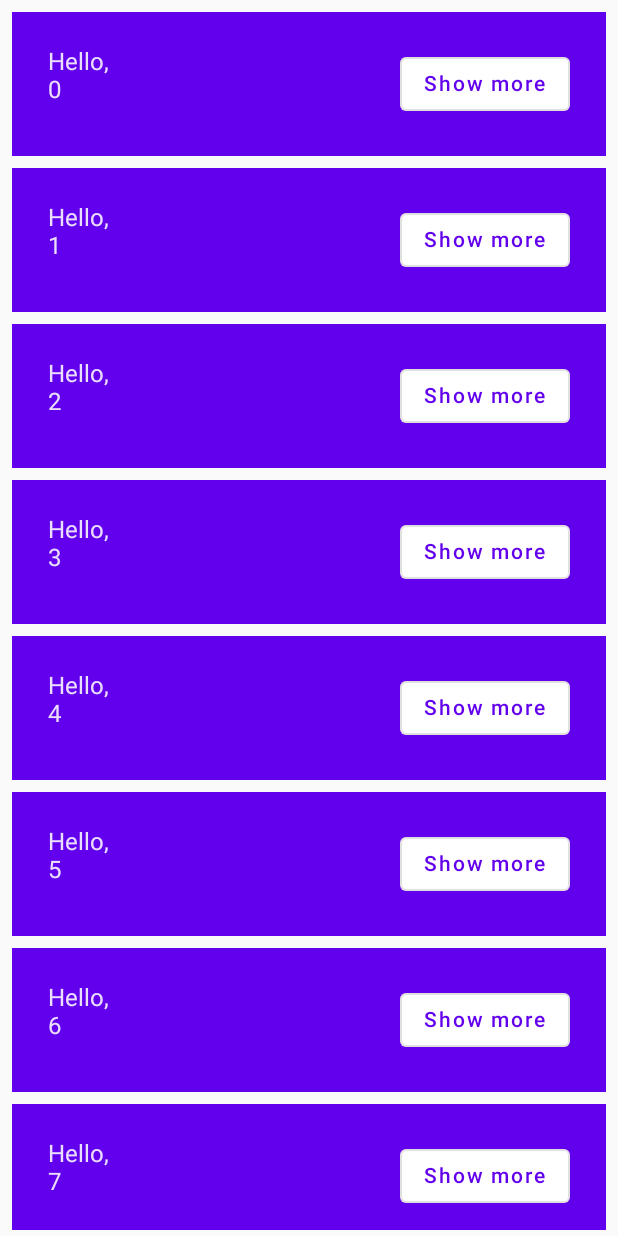
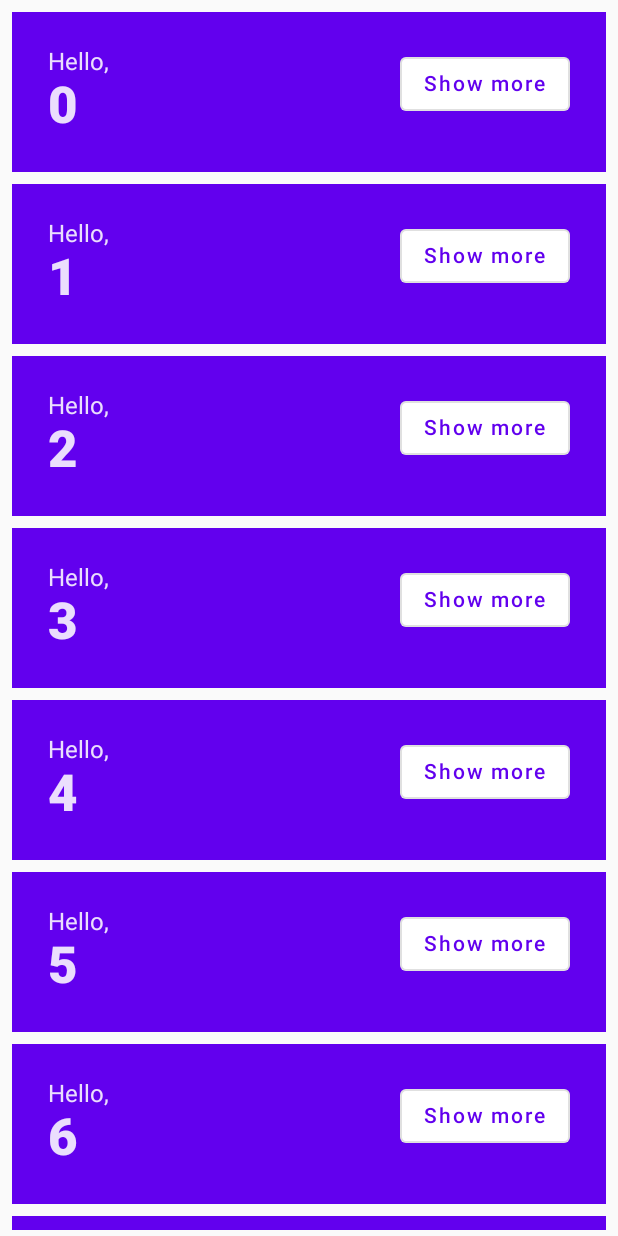
Before and after one commit to EleoXDA/JComposeBasics_KT, an Android app built with Jetpack Compose: the screen it shows after launch (MainActivity), after a tap on "Continue", on a phone screen of 412 x 824 dp. Run offline under Robolectric (Android 15) with nearby library versions, the phone set to English and light mode, and no system bars.

Commit message:
Change styling of fonts

```diff
--- a/app/src/main/java/eu/eleo/jcomposebasics/MainActivity.kt
+++ b/app/src/main/java/eu/eleo/jcomposebasics/MainActivity.kt
@@ -14,6 +14,7 @@ import androidx.compose.runtime.*
 import androidx.compose.runtime.saveable.rememberSaveable
 import androidx.compose.ui.Alignment
 import androidx.compose.ui.Modifier
+import androidx.compose.ui.text.font.FontWeight
 import androidx.compose.ui.tooling.preview.Preview
 import androidx.compose.ui.unit.dp
 import eu.eleo.jcomposebasics.ui.theme.JComposeBasicsTheme
@@ -97,7 +98,9 @@ private fun Greeting(name: String) {
             Column (modifier = Modifier.weight(1f).padding(bottom = extraPadding.coerceAtLeast(0.dp))
             ) {
                 Text(text = "Hello,")
-                Text(text = name)
+                Text(text = name, style = MaterialTheme.typography.h4.copy(
+                    fontWeight = FontWeight.ExtraBold)
+                )
             }
             OutlinedButton(
                 onClick = { expanded.value = !expanded.value },
```
